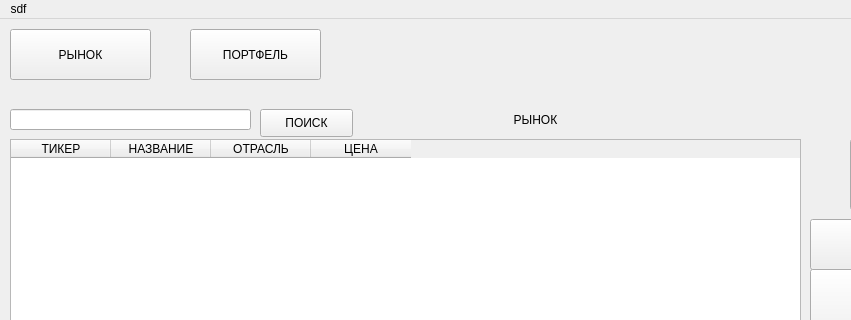
Above: u.ui from Nelasar/practice before the change; both pictures show x 0 to 851 and y 0 to 320 of the 1144 by 771 pixel window. Below: the same form after it.
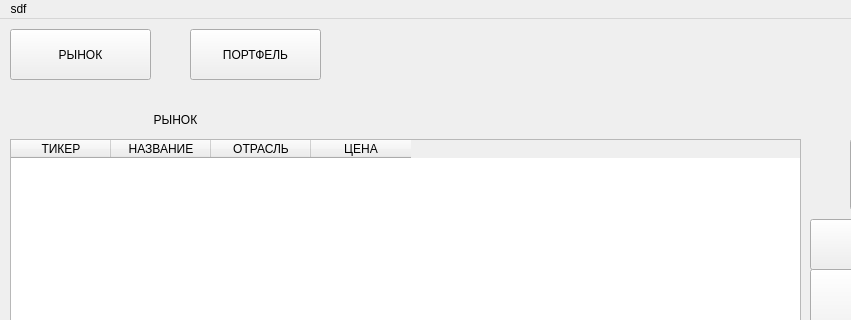
That is the form after the change.

```diff
--- a/u.ui
+++ b/u.ui
@@ -89,7 +89,7 @@
         <widget class="QLabel" name="labelMarket">
          <property name="geometry">
           <rect>
-           <x>360</x>
+           <x>0</x>
            <y>0</y>
            <width>331</width>
            <height>41</height>
@@ -157,29 +157,6 @@
           <string>АНАЛИЗ</string>
          </property>
         </widget>
-        <widget class="QLineEdit" name="searchLinePortfMarket">
-         <property name="geometry">
-          <rect>
-           <x>0</x>
-           <y>10</y>
-           <width>241</width>
-           <height>21</height>
-          </rect>
-         </property>
-        </widget>
-        <widget class="QPushButton" name="searchBtnPortfMarket">
-         <property name="geometry">
-          <rect>
-           <x>250</x>
-           <y>10</y>
-           <width>93</width>
-           <height>28</height>
-          </rect>
-         </property>
-         <property name="text">
-          <string>ПОИСК</string>
-         </property>
-        </widget>
        </widget>
        <widget class="QWidget" name="page_2">
         <widget class="QTableWidget" name="tablePortfolio">
```
Left out of the diff: 2 changed lines with no effect on the pictures.
